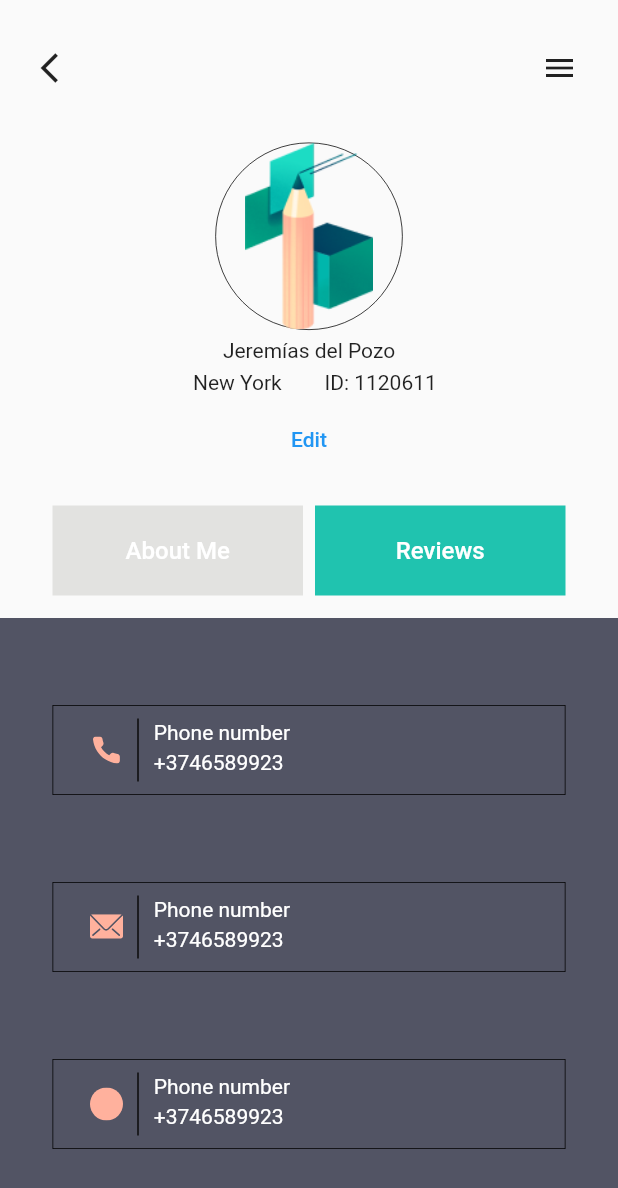
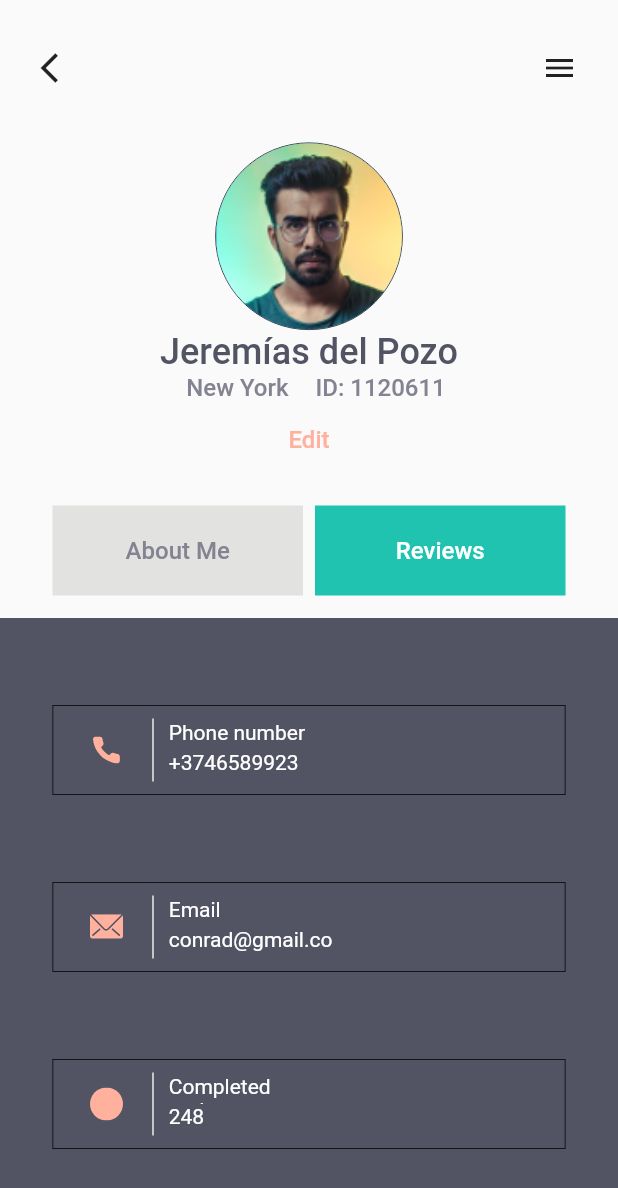
Before and after one commit to tvd97/flutter, a Flutter app: the CategoriesScreenBody screen opened directly, after a tap on "Next", on a phone screen of 412 x 824 dp. Shown: the top 1188 px of the screen. Run offline on Flutter 3.47's test engine with Material 2 defaults, Android fonts, the phone set to English and light mode, and no system bars; our stand-ins replace device_preview, flutter_svg.

Commit message:
chang UI

```diff
--- a/zingclone/lib/src/screen/categories/categoriesscreen.dart
+++ b/zingclone/lib/src/screen/categories/categoriesscreen.dart
@@ -161,7 +161,7 @@ class _CategoriesScreenBodyState extends State<CategoriesScreenBody> {
                 color: const Color(
                   0xffFFFFFF,
                 ),
-                border: Border.all(width: 0.5)
+                border: Border.all(width: 1.0,color: const Color(0xffE2E2E0),)
               ),
               child: Center(
                 child: TextButton(
--- a/zingclone/lib/src/screen/customer/customerscreen.dart
+++ b/zingclone/lib/src/screen/customer/customerscreen.dart
@@ -206,7 +206,9 @@ class _CustomerScreenBodyState extends State<CustomerScreenBody> {
           flex: 4,
         ),
         Expanded(
+
           child: Column(
+            mainAxisAlignment: MainAxisAlignment.spaceBetween,
             children: [
               Expanded(
                 child: Image.asset('assets/images/ctmit.png'),
--- a/zingclone/lib/src/screen/paymentscards/paymetscardscreen.dart
+++ b/zingclone/lib/src/screen/paymentscards/paymetscardscreen.dart
@@ -117,6 +117,7 @@ class _PaymetsCardScreenBodyState extends State<PaymetsCardScreenBody> {
       itemBuilder: (_, int index) {
         return Container(
           decoration: BoxDecoration(
+            borderRadius: BorderRadius.circular(4.0),
             color: const Color.fromARGB(0, 0, 0, 0),
             border: Border.all(width: 0.5, color: const Color(0xffE2E2E0)),
           ),
@@ -206,8 +207,8 @@ class _PaymetsCardScreenBodyState extends State<PaymetsCardScreenBody> {
                 Container(
                   margin: const EdgeInsets.only(right: 20.0),
                   width: 30.0,
-                  child: const Center(
-                    child: Text('Visa'),
+                  child: Center(
+                    child: Image.asset("assets/images/mcard.png"),
                   ),
                 ),
               ],
--- a/zingclone/lib/src/screen/profile/profilesrceen.dart
+++ b/zingclone/lib/src/screen/profile/profilesrceen.dart
@@ -82,7 +82,10 @@ class _ProfileScreenBodyState extends State<ProfileScreenBody> {
                             borderRadius: BorderRadius.circular(125),
                             border: Border.all(width: 0.5, color: Colors.black),
                           ),
-                          child: Image.asset('assets/images/src5.png'),
+                          child: const CircleAvatar(
+                            backgroundImage:
+                                AssetImage('assets/images/avata.png'),
+                          ),
                           width: 125.0,
                           height: 125.0,
                         ),
@@ -90,7 +93,15 @@ class _ProfileScreenBodyState extends State<ProfileScreenBody> {
                       const Expanded(
                         child: SizedBox(),
                       ),
-                      const Center(child: Text('Jeremías del Pozo')),
+                      const Center(
+                          child: Text(
+                        'Jeremías del Pozo',
+                        style: TextStyle(
+                          color: Color(0xff525464),
+                          fontWeight: FontWeight.w500,
+                          fontSize: 24.0,
+                        ),
+                      )),
                       const Expanded(
                         child: SizedBox(),
                       ),
@@ -101,10 +112,28 @@ class _ProfileScreenBodyState extends State<ProfileScreenBody> {
                               child: SizedBox(),
                             ),
                             Expanded(
-                              child: Center(child: Text('New York')),
+                              child: Center(
+                                child: Text(
+                                  'New York',
+                                  style: TextStyle(
+                                    color: Color(0xff838391),
+                                    fontWeight: FontWeight.w500,
+                                    fontSize: 16.0,
+                                  ),
+                                ),
+                              ),
                             ),
                             Expanded(
-                              child: Center(child: Text('ID: 1120611')),
+                              child: Center(
+                                child: Text(
+                                  'ID: 1120611',
+                                  style: TextStyle(
+                                    color: Color(0xff838391),
+                                    fontWeight: FontWeight.w500,
+                                    fontSize: 16.0,
+                                  ),
+                                ),
+                              ),
                             ),
                             Expanded(
                               child: SizedBox(),
@@ -117,7 +146,17 @@ class _ProfileScreenBodyState extends State<ProfileScreenBody> {
                       ),
                       Center(
                         child: TextButton(
-                              onPressed: () {}, child: const Text('Edit')))
+                          onPressed: () {},
+                          child: const Text(
+                            'Edit',
+                            style: TextStyle(
+                              color: Color(0xffFFB19D),
+                              fontWeight: FontWeight.w500,
+                              fontSize: 16.0,
+                            ),
+                          ),
+                        ),
+                      ),
                     ],
                   ),
                 ),
@@ -145,15 +184,24 @@ class _ProfileScreenBodyState extends State<ProfileScreenBody> {
                   const Expanded(
                     child: SizedBox(),
                   ),
-                  _itemProfile(src: 'assets/svgs/p_icon.svg'),
+                  _itemProfile(
+                      src: 'assets/svgs/p_icon.svg',
+                      text: 'Phone number',
+                      ntext: '+3746589923'),
                   const Expanded(
                     child: SizedBox(),
                   ),
-                  _itemProfile(src: 'assets/svgs/m_icon.svg'),
+                  _itemProfile(
+                      src: 'assets/svgs/m_icon.svg',
+                      text: 'Email',
+                      ntext: 'conrad@gmail.com'),
                   const Expanded(
                     child: SizedBox(),
                   ),
-                  _itemProfile(src: 'assets/svgs/sh_icon.svg'),
+                  _itemProfile(
+                      src: 'assets/svgs/sh_icon.svg',
+                      text: 'Completed projects',
+                      ntext: '248'),
                   const Expanded(
                     child: SizedBox(),
                   ),
@@ -191,7 +239,7 @@ class _ProfileScreenBodyState extends State<ProfileScreenBody> {
                   child: const Text(
                     "About Me",
                     style: TextStyle(
-                      color: Colors.white,
+                      color: Color(0xff838391),
                       fontWeight: FontWeight.w500,
                       fontSize: 16.0,
                     ),
@@ -239,7 +287,8 @@ class _ProfileScreenBodyState extends State<ProfileScreenBody> {
     );
   }
 
-  Widget _itemProfile({required String src}) {
+  Widget _itemProfile(
+      {required String src, required String text, required String ntext}) {
     return Container(
       decoration: BoxDecoration(
         color: const Color.fromARGB(0, 0, 0, 0),
@@ -258,34 +307,35 @@ class _ProfileScreenBodyState extends State<ProfileScreenBody> {
                 border: Border(
                   right: BorderSide(
                     width: 1.0,
-                      color: Color.fromARGB(255, 10, 10, 10),
+                    color: Color(0xffECECEB),
                   ),
                 ),
               ),
+              padding: const EdgeInsets.only(right: 10.0),
               height: 42.0,
-              width: 42.0,
+              width: 52.0,
               child: Center(
                 child: SvgPicture.asset(src),
               ),
             ),
             Expanded(
               child: Container(
-
-                padding: const EdgeInsets.symmetric(vertical: 10.0,horizontal: 10.0),
+                padding: const EdgeInsets.symmetric(
+                    vertical: 10.0, horizontal: 10.0),
                 child: Column(
                   crossAxisAlignment: CrossAxisAlignment.start,
-                  children: const [
+                  children: [
                     Expanded(
                         child: Text(
-                      'Phone number',
-                      style: TextStyle(
+                      text,
+                      style: const TextStyle(
                         color: Color(0xffFFFFFF),
                       ),
                     )),
                     Expanded(
                       child: Text(
-                        '+3746589923',
-                        style: TextStyle(
+                        ntext,
+                        style: const TextStyle(
                           color: Color(0xffFFFFFF),
                         ),
                       ),
--- a/zingclone/lib/src/screen/start/startscreen.dart
+++ b/zingclone/lib/src/screen/start/startscreen.dart
@@ -93,6 +93,82 @@ class _StartScreenBodyState extends State<StartScreenBody> {
               itemCount: data.length,
               scrollDirection: Axis.horizontal,
               itemBuilder: (_, index) {
+                return _pageViewItem(index);
+              },
+            ),
+          ),
+          Container(
+            margin: const EdgeInsets.only(bottom: 30.0),
+            child: Center(
+              child: Row(
+                mainAxisAlignment: MainAxisAlignment.center,
+                children: [
+                  ...List.generate(
+                      data.length, (index) => _buidDot(index: index)),
+                ],
+              ),
+            ),
+          ),
+          InkWell(
+            onTap: postion < data.length - 1
+                ? () {
+                    pageController.nextPage(
+                        duration: const Duration(microseconds: 300),
+                        curve: Curves.easeIn);
+                  }
+                : () {
+                    Navigator.push(
+                      context,
+                      MaterialPageRoute(
+                        builder: (context) => const SigninScreen(),
+                      ),
+                    );
+                  },
+            child: postion == data.length - 1
+                ? _buttonStart(text: "+", w: 60)
+                : _buttonStart(text: "Next", w: null),
+          ),
+        ],
+      ),
+    );
+  }
+
+  Container _buttonStart({required String text, double? w}) {
+    return (w == null)
+        ? Container(
+            height: 60.0,
+            margin: const EdgeInsets.symmetric(horizontal: 30),
+            color: const Color(0xFF20C3AF),
+            child: Center(
+              child: Text(
+                text,
+                style: const TextStyle(fontSize: 16.0,color: Colors.white,),
+              ),
+            ),
+          )
+        : Container(
+            height: 60.0,
+            width: w,
+            decoration: BoxDecoration(
+              color: const Color(0xFF20C3AF),
+              borderRadius: BorderRadius.circular(
+                60.0,
+              ),
+            ),
+            margin: const EdgeInsets.symmetric(horizontal: 30),
+            child: Center(
+              child: Text(
+                text,
+                style: const TextStyle(
+                  fontSize: 30.0,
+                  color: Colors.white,
+                ),
+              ),
+            ),
+          );
+  }
+
+  Container _pageViewItem(int index) {
     return Container(
       color: const Color.fromARGB(0, 115, 178, 238),
       child: Column(
@@ -111,7 +187,6 @@ class _StartScreenBodyState extends State<StartScreenBody> {
             flex: 5,
             child: Center(child: Image.asset(data[index].src)),
           ),
-
           Expanded(
             child: Text(
               data[index].text,
@@ -120,47 +195,27 @@ class _StartScreenBodyState extends State<StartScreenBody> {
             ),
             flex: 2,
           ),
-                      //_listGeneric(data.length),
-                    ],
-                  ),
-                );
-              },
-            ),
-          ),
-          InkWell(
-            child: postion == data.length - 1
-                ? FloatingActionButton(
-                    child: _textButton(text: "Skip"),
-                    onPressed: () {},
-                  )
-                : Container(
-                    height: 60.0,
-                    margin: const EdgeInsets.symmetric(horizontal: 30),
-                    color: const Color(0xFF20C3AF),
-                    child: Center(
-                      child: _textButton(text: "Next"),
-                    ),
-                  ),
-          ),
         ],
       ),
     );
   }
 
-  Widget _textButton({required String text}) {
-    return TextButton(
-      onPressed: () {
-        Navigator.push(
-          context,
-          MaterialPageRoute(builder: (context) => const SigninScreen()),
-        );
-      },
-      child: Text(
-        text,
-        style: const TextStyle(
-          color: Colors.white,
-          fontWeight: FontWeight.w500,
-          fontSize: 16.0,
+  Widget _buidDot({int? index}) {
+    return AnimatedContainer(
+      height: 10.0,
+      duration: const Duration(seconds: 2),
+      curve: Curves.fastOutSlowIn,
+      child: Center(
+        child: Container(
+          margin: const EdgeInsets.symmetric(horizontal: 10.0),
+          height: 10,
+          width: postion == index ? 20 : 10,
+          decoration: BoxDecoration(
+            color: postion == index
+                ? const Color(0xffB5C3C7)
+                : const Color(0xffCBD3D5),
+            borderRadius: BorderRadius.circular(10.0),
+          ),
         ),
       ),
     );
```
Also changed, not shown: zingclone/lib/src/screen/notifications/notificationscreen.dart (+11 -16 lines), zingclone/lib/src/screen/orders/orderscreen.dart (+6 -6 lines), zingclone/lib/src/screen/paymentscards/detailcardscreen.dart (+23 -8 lines), zingclone/lib/src/screen/signin-sigout/signin/signin.dart (+52 -57 lines), zingclone/lib/src/screen/signin-sigout/signup/signupscreen.dart (+18 -11 lines), zingclone/assets/images/avata.png (added), zingclone/assets/images/mcard.png (added), zingclone/assets/images/visa.png (added). Lines whose indentation alone changed are shown as unchanged.
